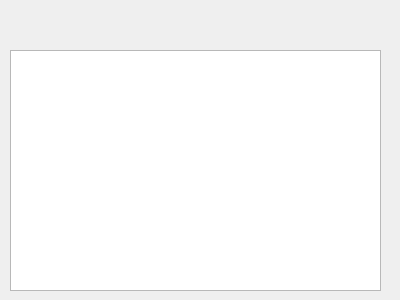
TaronSilver/genom, file src/resultsWindow.ui: the form before one commit.
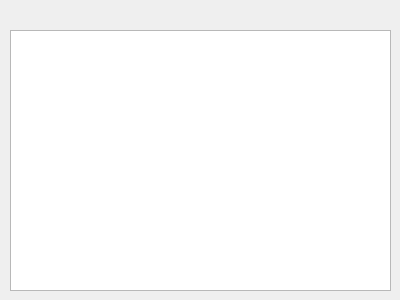
The form after the commit.

What changed in the file:
```diff
--- a/src/resultsWindow.ui
+++ b/src/resultsWindow.ui
@@ -17,18 +17,11 @@
    <property name="geometry">
     <rect>
      <x>10</x>
-     <y>50</y>
-     <width>371</width>
-     <height>241</height>
+     <y>30</y>
+     <width>381</width>
+     <height>261</height>
     </rect>
    </property>
-   <property name="html">
-    <string>&lt;!DOCTYPE HTML PUBLIC &quot;-//W3C//DTD HTML 4.0//EN&quot; &quot;http://www.w3.org/TR/REC-html40/strict.dtd&quot;&gt;
-&lt;html&gt;&lt;head&gt;&lt;meta name=&quot;qrichtext&quot; content=&quot;1&quot; /&gt;&lt;style type=&quot;text/css&quot;&gt;
-p, li { white-space: pre-wrap; }
-&lt;/style&gt;&lt;/head&gt;&lt;body style=&quot; font-family:'Sans Serif'; font-size:9pt; font-weight:400; font-style:normal;&quot;&gt;
-&lt;p style=&quot;-qt-paragraph-type:empty; margin-top:0px; margin-bottom:0px; margin-left:0px; margin-right:0px; -qt-block-indent:0; text-indent:0px;&quot;&gt;&lt;br /&gt;&lt;/p&gt;&lt;/body&gt;&lt;/html&gt;</string>
-   </property>
   </widget>
  </widget>
  <resources/>
```
Left out of the diff: 6 changed lines with no effect on the pictures.
